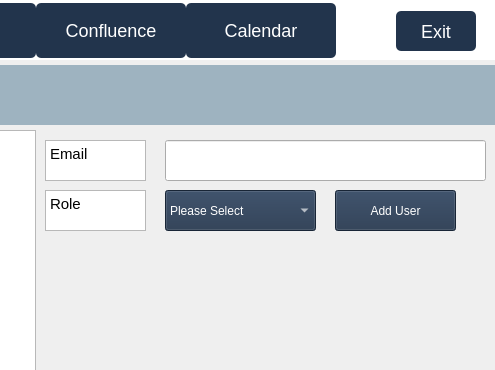
Qt form code/Staging_Environment/Recovered/Staging_Environment_Recorverd/parentboard.ui (muazzamaqeel/Software-Project-CTS-5) before a commit; both pictures show x 785 to 1280 and y 0 to 370 of the 1280 by 720 pixel window.
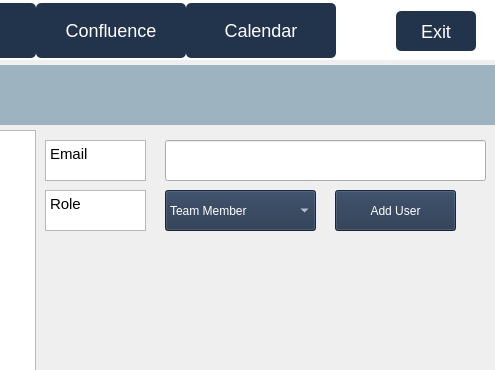
The same form after that commit. The open tabs and pages were chosen to show the change. Icons and pictures are not drawn.

The edit to the form file:
```diff
--- a/code/Staging_Environment/Recovered/Staging_Environment_Recorverd/parentboard.ui
+++ b/code/Staging_Environment/Recovered/Staging_Environment_Recorverd/parentboard.ui
@@ -2141,7 +2141,7 @@
      </property>
      <item>
       <property name="text">
-       <string>Please Select</string>
+       <string>Team Member</string>
       </property>
      </item>
      <item>
```
Left out of the diff: 11 changed lines with no effect on the pictures.
